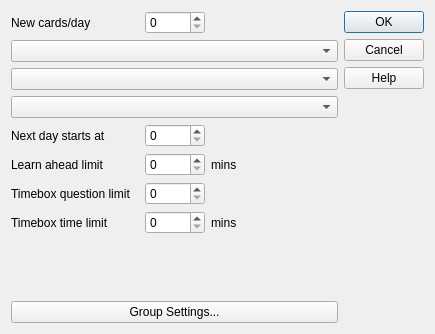
The window that designer/studyopts.ui (ankitects/anki) describes before a commit, drawn with Qt 5.
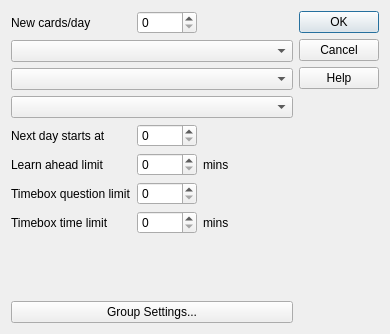
The same window after the commit.

Patch:
```diff
--- a/designer/studyopts.ui
+++ b/designer/studyopts.ui
@@ -6,14 +6,14 @@
    <rect>
     <x>0</x>
     <y>0</y>
-    <width>435</width>
+    <width>390</width>
     <height>334</height>
    </rect>
   </property>
   <property name="windowTitle">
    <string>Dialog</string>
   </property>
-  <layout class="QHBoxLayout" name="horizontalLayout">
+  <layout class="QHBoxLayout" name="horizontalLayout" stretch="1,0">
    <item>
     <layout class="QVBoxLayout" name="verticalLayout">
      <item>
@@ -145,6 +145,8 @@
     </layout>
    </item>
    <item>
+    <layout class="QVBoxLayout" name="verticalLayout_2" stretch="0,0">
+     <item>
     <widget class="QDialogButtonBox" name="buttonBox">
      <property name="orientation">
       <enum>Qt::Vertical</enum>
@@ -153,6 +155,21 @@
       <set>QDialogButtonBox::Cancel|QDialogButtonBox::Help|QDialogButtonBox::Ok</set>
      </property>
     </widget>
+     </item>
+     <item>
+      <spacer name="verticalSpacer_2">
+       <property name="orientation">
+        <enum>Qt::Vertical</enum>
+       </property>
+       <property name="sizeHint" stdset="0">
+        <size>
+         <width>20</width>
+         <height>40</height>
+        </size>
+       </property>
+      </spacer>
+     </item>
+    </layout>
    </item>
   </layout>
  </widget>
```
Lines whose indentation alone changed are shown as unchanged.
